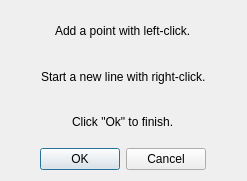
This is hexrd/ui/resources/ui/hand_drawn_mask_dialog.ui in HEXRD/hexrdgui as Qt 5 draws it before an edit. The edited form follows.
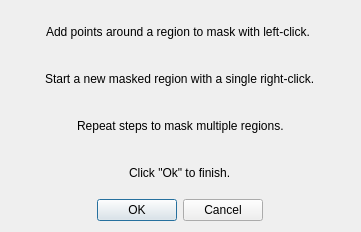
This is the edited form.

Commit message: Improve hand-masking instructions

Patch:
```diff
--- a/hexrd/ui/resources/ui/hand_drawn_mask_dialog.ui
+++ b/hexrd/ui/resources/ui/hand_drawn_mask_dialog.ui
@@ -6,8 +6,8 @@
    <rect>
     <x>0</x>
     <y>0</y>
-    <width>247</width>
-    <height>181</height>
+    <width>361</width>
+    <height>232</height>
    </rect>
   </property>
   <property name="windowTitle">
@@ -17,14 +17,21 @@
    <item alignment="Qt::AlignHCenter">
     <widget class="QLabel" name="label">
      <property name="text">
-      <string>Add a point with left-click.</string>
+      <string>Add points around a region to mask with left-click. </string>
      </property>
     </widget>
    </item>
    <item alignment="Qt::AlignHCenter">
     <widget class="QLabel" name="label_2">
      <property name="text">
-      <string>Start a new line with right-click.</string>
+      <string>Start a new masked region with a single right-click.</string>
+     </property>
+    </widget>
+   </item>
+   <item alignment="Qt::AlignHCenter">
+    <widget class="QLabel" name="label_4">
+     <property name="text">
+      <string>Repeat steps to mask multiple regions.</string>
      </property>
     </widget>
    </item>
```
